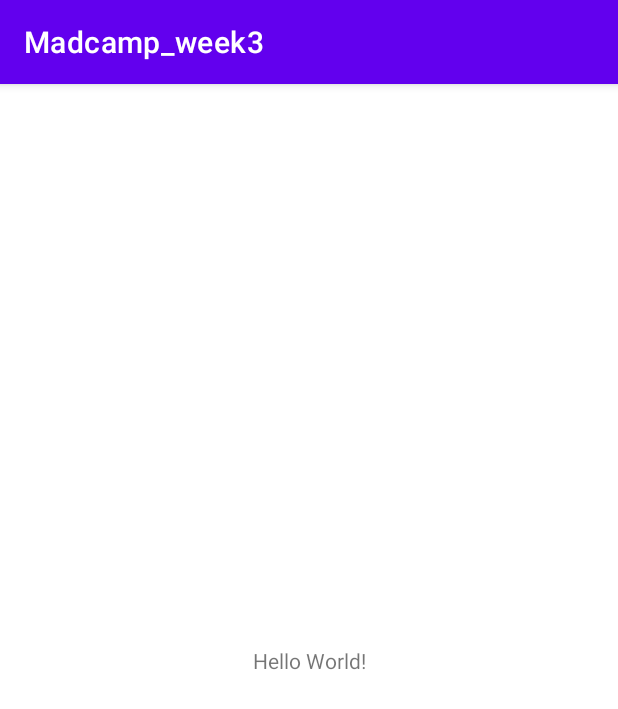
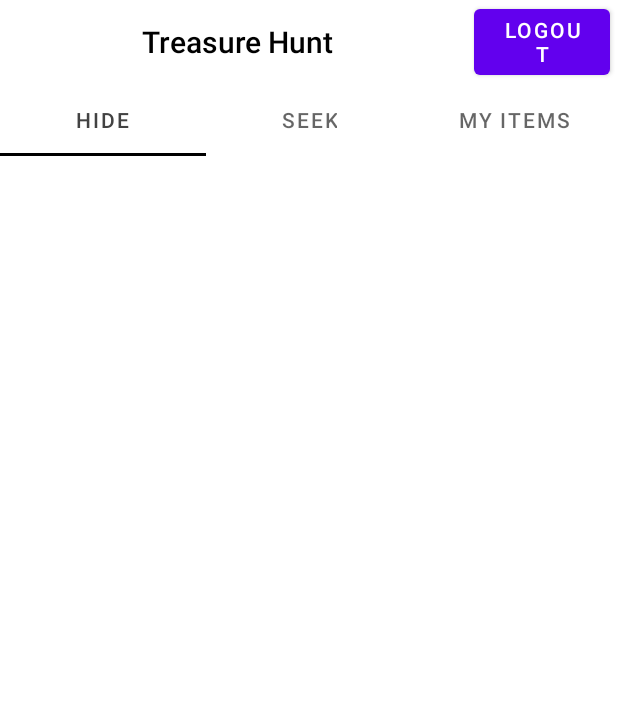
Before and after one commit to ghqls1237/Madcamp_week3, an Android app: the screen it shows after launch (MainActivity), on a phone screen of 412 x 824 dp. Shown: the top 709 px of the screen. Run offline under Robolectric (Android 15) with nearby library versions, the phone set to English and light mode, and no system bars.

Commit message:
gps complete

```diff
--- a/app/build.gradle
+++ b/app/build.gradle
@@ -33,6 +33,7 @@ dependencies {
     implementation 'androidx.appcompat:appcompat:1.2.0'
     implementation 'com.google.android.material:material:1.2.1'
     implementation 'androidx.constraintlayout:constraintlayout:2.0.4'
+    implementation 'androidx.legacy:legacy-support-v4:1.0.0'
     testImplementation 'junit:junit:4.+'
     androidTestImplementation 'androidx.test.ext:junit:1.1.2'
     androidTestImplementation 'androidx.test.espresso:espresso-core:3.3.0'
--- a/app/src/main/AndroidManifest.xml
+++ b/app/src/main/AndroidManifest.xml
@@ -1,6 +1,10 @@
 <?xml version="1.0" encoding="utf-8"?>
 <manifest xmlns:android="http://schemas.android.com/apk/res/android"
     package="com.example.madcamp_week3">
+
+    <uses-permission android:name="android.permission.INTERNET" />
+    <uses-permission android:name="android.permission.ACCESS_COARSE_LOCATION" />
+    <uses-permission android:name="android.permission.ACCESS_FINE_LOCATION" />
 
     <application
         android:allowBackup="true"
--- /dev/null
+++ b/app/src/main/java/com/example/madcamp_week3/Fragment1.java
@@ -0,0 +1,82 @@
+package com.example.madcamp_week3;
+
+import android.Manifest;
+import android.annotation.SuppressLint;
+import android.content.Context;
+import android.content.pm.PackageManager;
+import android.location.Location;
+import android.location.LocationListener;
+import android.location.LocationManager;
+import android.os.Bundle;
+
+import androidx.annotation.NonNull;
+import androidx.core.app.ActivityCompat;
+import androidx.fragment.app.Fragment;
+
+import android.view.LayoutInflater;
+import android.view.View;
+import android.view.ViewGroup;
+import android.widget.Toast;
+
+import static androidx.core.content.ContextCompat.getSystemService;
+
+/**
+ * A simple {@link Fragment} subclass.
+ * Use the {@link Fragment1#newInstance} factory method to
+ * create an instance of this fragment.
+ */
+public class Fragment1 extends Fragment {
+
+    // TODO: Rename parameter arguments, choose names that match
+    // the fragment initialization parameters, e.g. ARG_ITEM_NUMBER
+    private static final String ARG_PARAM1 = "param1";
+    private static final String ARG_PARAM2 = "param2";
+
+
+    // TODO: Rename and change types of parameters
+    private String mParam1;
+    private String mParam2;
+
+
+    public Fragment1() {
+        // Required empty public constructor
+    }
+
+    /**
+     * Use this factory method to create a new instance of
+     * this fragment using the provided parameters.
+     *
+     * @param param1 Parameter 1.
+     * @param param2 Parameter 2.
+     * @return A new instance of fragment Fragment1.
+     */
+    // TODO: Rename and change types and number of parameters
+    public static Fragment1 newInstance(String param1, String param2) {
+        Fragment1 fragment = new Fragment1();
+        Bundle args = new Bundle();
+        args.putString(ARG_PARAM1, param1);
+        args.putString(ARG_PARAM2, param2);
+        fragment.setArguments(args);
+        return fragment;
+    }
+
+    @Override
+    public void onCreate(Bundle savedInstanceState) {
+        super.onCreate(savedInstanceState);
+        if (getArguments() != null) {
+            mParam1 = getArguments().getString(ARG_PARAM1);
+            mParam2 = getArguments().getString(ARG_PARAM2);
+        }
+    }
+
+    @Override
+    public View onCreateView(LayoutInflater inflater, ViewGroup container,
+                             Bundle savedInstanceState) {
+        // Inflate the layout for this fragment
+
+        View view = inflater.inflate(R.layout.fragment_1, container, false);
+
+        return view;
+    }
+
+}
--- /dev/null
+++ b/app/src/main/java/com/example/madcamp_week3/Fragment2.java
@@ -0,0 +1,64 @@
+package com.example.madcamp_week3;
+
+import android.os.Bundle;
+
+import androidx.fragment.app.Fragment;
+
+import android.view.LayoutInflater;
+import android.view.View;
+import android.view.ViewGroup;
+
+/**
+ * A simple {@link Fragment} subclass.
+ * Use the {@link Fragment2#newInstance} factory method to
+ * create an instance of this fragment.
+ */
+public class Fragment2 extends Fragment {
+
+    // TODO: Rename parameter arguments, choose names that match
+    // the fragment initialization parameters, e.g. ARG_ITEM_NUMBER
+    private static final String ARG_PARAM1 = "param1";
+    private static final String ARG_PARAM2 = "param2";
+
+    // TODO: Rename and change types of parameters
+    private String mParam1;
+    private String mParam2;
+
+    public Fragment2() {
+        // Required empty public constructor
+    }
+
+    /**
+     * Use this factory method to create a new instance of
+     * this fragment using the provided parameters.
+     *
+     * @param param1 Parameter 1.
+     * @param param2 Parameter 2.
+     * @return A new instance of fragment Fragment2.
+     */
+    // TODO: Rename and change types and number of parameters
+    public static Fragment2 newInstance(String param1, String param2) {
+        Fragment2 fragment = new Fragment2();
+        Bundle args = new Bundle();
+        args.putString(ARG_PARAM1, param1);
+        args.putString(ARG_PARAM2, param2);
+        fragment.setArguments(args);
+        return fragment;
+    }
+
+    @Override
+    public void onCreate(Bundle savedInstanceState) {
+        super.onCreate(savedInstanceState);
+        if (getArguments() != null) {
+            mParam1 = getArguments().getString(ARG_PARAM1);
+            mParam2 = getArguments().getString(ARG_PARAM2);
+        }
+    }
+
+    @Override
+    public View onCreateView(LayoutInflater inflater, ViewGroup container,
+                             Bundle savedInstanceState) {
+        // Inflate the layout for this fragment
+        return inflater.inflate(R.layout.fragment_2, container, false);
+    }
+}
--- /dev/null
+++ b/app/src/main/java/com/example/madcamp_week3/Fragment3.java
@@ -0,0 +1,64 @@
+package com.example.madcamp_week3;
+
+import android.os.Bundle;
+
+import androidx.fragment.app.Fragment;
+
+import android.view.LayoutInflater;
+import android.view.View;
+import android.view.ViewGroup;
+
+/**
+ * A simple {@link Fragment} subclass.
+ * Use the {@link Fragment3#newInstance} factory method to
+ * create an instance of this fragment.
+ */
+public class Fragment3 extends Fragment {
+
+    // TODO: Rename parameter arguments, choose names that match
+    // the fragment initialization parameters, e.g. ARG_ITEM_NUMBER
+    private static final String ARG_PARAM1 = "param1";
+    private static final String ARG_PARAM2 = "param2";
+
+    // TODO: Rename and change types of parameters
+    private String mParam1;
+    private String mParam2;
+
+    public Fragment3() {
+        // Required empty public constructor
+    }
+
+    /**
+     * Use this factory method to create a new instance of
+     * this fragment using the provided parameters.
+     *
+     * @param param1 Parameter 1.
+     * @param param2 Parameter 2.
+     * @return A new instance of fragment Fragment3.
+     */
+    // TODO: Rename and change types and number of parameters
+    public static Fragment3 newInstance(String param1, String param2) {
+        Fragment3 fragment = new Fragment3();
+        Bundle args = new Bundle();
+        args.putString(ARG_PARAM1, param1);
+        args.putString(ARG_PARAM2, param2);
+        fragment.setArguments(args);
+        return fragment;
+    }
+
+    @Override
+    public void onCreate(Bundle savedInstanceState) {
+        super.onCreate(savedInstanceState);
+        if (getArguments() != null) {
+            mParam1 = getArguments().getString(ARG_PARAM1);
+            mParam2 = getArguments().getString(ARG_PARAM2);
+        }
+    }
+
+    @Override
+    public View onCreateView(LayoutInflater inflater, ViewGroup container,
+                             Bundle savedInstanceState) {
+        // Inflate the layout for this fragment
+        return inflater.inflate(R.layout.fragment_3, container, false);
+    }
+}
--- a/app/src/main/java/com/example/madcamp_week3/MainActivity.java
+++ b/app/src/main/java/com/example/madcamp_week3/MainActivity.java
@@ -1,14 +1,100 @@
 package com.example.madcamp_week3;
 
+import androidx.annotation.NonNull;
 import androidx.appcompat.app.AppCompatActivity;
+import androidx.core.app.ActivityCompat;
+import androidx.viewpager.widget.ViewPager;
 
+import android.Manifest;
+import android.content.Context;
+import android.content.Intent;
+import android.content.pm.PackageManager;
+import android.location.Location;
+import android.location.LocationListener;
+import android.location.LocationManager;
 import android.os.Bundle;
+import android.util.Log;
+import android.view.View;
+import android.widget.Button;
+import android.widget.Toast;
+
+import com.google.android.material.tabs.TabLayout;
+
+import org.json.JSONException;
+import org.w3c.dom.Text;
 
 public class MainActivity extends AppCompatActivity {
 
+    public double latitude = 0.0;
+    public double longitude = 0.0;
+    LocationManager manager;
     @Override
     protected void onCreate(Bundle savedInstanceState) {
         super.onCreate(savedInstanceState);
         setContentView(R.layout.activity_main);
+
+
+        ViewPager vp = findViewById(R.id.viewpager);
+        VPAdapter adapter = null;
+        try {
+            adapter = new VPAdapter(getSupportFragmentManager());
+        } catch (JSONException e) {
+            e.printStackTrace();
+        }
+        vp.setAdapter(adapter);
+
+        //tab과 viewpager 연동시키는 과정
+        TabLayout tab=findViewById(R.id.tab);
+        tab.setupWithViewPager(vp);
+
+        startLocationService();
+
     }
+
+    private void startLocationService(){
+        manager = (LocationManager) this.getSystemService(Context.LOCATION_SERVICE);
+
+        long minTime = 10; // 갱신에 필요한 최소 시간 은 1초
+        float minDistance = 0; // 위치 갱신이 필요한 최소 거리 m
+
+
+        boolean isGPSEnabled = manager.isProviderEnabled(LocationManager.GPS_PROVIDER);
+        boolean isNetworkEnabled = manager.isProviderEnabled(LocationManager.NETWORK_PROVIDER);
+
+        System.out.println("isGPSenabled : "+ isGPSEnabled);
+        System.out.println("isNetwordenabled : "+ isNetworkEnabled);
+
+        if (ActivityCompat.checkSelfPermission(this, Manifest.permission.ACCESS_FINE_LOCATION) != PackageManager.PERMISSION_GRANTED && ActivityCompat.checkSelfPermission(this, Manifest.permission.ACCESS_COARSE_LOCATION) != PackageManager.PERMISSION_GRANTED){
+            Toast.makeText(this, "Don't have permission", Toast.LENGTH_LONG).show();
+            return;
+        }
+
+
+        manager.requestLocationUpdates(LocationManager.GPS_PROVIDER,minTime,minDistance,mLocationListener);
+        manager.requestLocationUpdates(LocationManager.NETWORK_PROVIDER,minTime,minDistance, mLocationListener);
+    }
+
+    private void stopLocationService(){ //gps 업뎃 중단하기
+        if (ActivityCompat.checkSelfPermission(this, Manifest.permission.ACCESS_FINE_LOCATION) != PackageManager.PERMISSION_GRANTED && ActivityCompat.checkSelfPermission(this, Manifest.permission.ACCESS_COARSE_LOCATION) != PackageManager.PERMISSION_GRANTED){
+            Toast.makeText(this, "Don't have permission", Toast.LENGTH_LONG).show();
+
+            return;
+        }
+        manager.removeUpdates(mLocationListener);
+    }
+
+    private final LocationListener mLocationListener = new LocationListener() {
+        @Override
+        public void onLocationChanged(@NonNull Location location) {
+            latitude = location.getLatitude();
+            longitude = location.getLongitude();
+
+            System.out.println("latitude :" + latitude);
+            System.out.println("longitude :" + longitude);
+
+
+            //stopLocationService();
+        }
+
+    };
 }
--- /dev/null
+++ b/app/src/main/java/com/example/madcamp_week3/VPAdapter.java
@@ -0,0 +1,49 @@
+package com.example.madcamp_week3;
+
+import androidx.annotation.Nullable;
+import androidx.fragment.app.Fragment;
+import androidx.fragment.app.FragmentManager;
+
+
+import androidx.annotation.Nullable;
+import androidx.collection.ArraySet;
+import androidx.fragment.app.Fragment;
+import androidx.fragment.app.FragmentManager;
+import androidx.fragment.app.FragmentPagerAdapter;
+
+import org.json.JSONException;
+
+import java.util.ArrayList;
+
+public class VPAdapter extends FragmentPagerAdapter {
+    private ArrayList<Fragment> items;
+    private ArrayList<String> itext = new ArrayList<String>();
+
+    public VPAdapter(FragmentManager fm) throws JSONException {
+        super(fm);
+        items = new ArrayList<Fragment>();
+        items.add(new Fragment1());
+        items.add(new Fragment2());
+        items.add(new Fragment3());
+
+        itext.add("HIDE");
+        itext.add("SEEK");
+        itext.add("MY Items");
+    }
+
+    @Nullable
+    @Override
+    public CharSequence getPageTitle(int position) {
+        return itext.get(position);
+    }
+
+    @Override
+    public Fragment getItem(int position) {
+        return items.get(position);
+    }
+
+    @Override
+    public int getCount() {
+        return items.size();
+    }
+}
--- a/app/src/main/res/layout/activity_main.xml
+++ b/app/src/main/res/layout/activity_main.xml
@@ -1,18 +1,74 @@
 <?xml version="1.0" encoding="utf-8"?>
-<androidx.constraintlayout.widget.ConstraintLayout xmlns:android="http://schemas.android.com/apk/res/android"
-    xmlns:app="http://schemas.android.com/apk/res-auto"
+<LinearLayout xmlns:android="http://schemas.android.com/apk/res/android"
     xmlns:tools="http://schemas.android.com/tools"
     android:layout_width="match_parent"
     android:layout_height="match_parent"
-    tools:context=".MainActivity">
+    xmlns:app="http://schemas.android.com/apk/res-auto"
+    android:orientation="vertical">
 
-    <TextView
-        android:layout_width="wrap_content"
+    <LinearLayout
+        android:id="@+id/title"
+        android:layout_width="match_parent"
         android:layout_height="wrap_content"
-        android:text="Hello World!"
-        app:layout_constraintBottom_toBottomOf="parent"
-        app:layout_constraintLeft_toLeftOf="parent"
-        app:layout_constraintRight_toRightOf="parent"
-        app:layout_constraintTop_toTopOf="parent" />
+        app:layout_constraintEnd_toEndOf="parent"
+        app:layout_constraintStart_toStartOf="parent"
+        android:orientation="horizontal"
+        tools:ignore="MissingConstraints">
+        <TextView
+            android:layout_width="0dp"
+            android:layout_weight="3.5"
+            android:layout_height="wrap_content"
+            android:gravity="center"
+            android:minHeight="?actionBarSize"
+            android:text="Treasure Hunt"
+            android:textAppearance="@style/TextAppearance.Widget.AppCompat.Toolbar.Title"
+            android:textColor="@color/black"
+            app:layout_constraintEnd_toEndOf="parent"
+            app:layout_constraintHorizontal_bias="0.0"
+            app:layout_constraintStart_toStartOf="parent"
+            app:layout_constraintTop_toTopOf="parent" />
+        <Button
+            android:id="@+id/logout_btn"
+            android:layout_width="0dp"
+            android:layout_weight="1"
+            android:layout_height="match_parent"
+            android:layout_marginRight="5dp"
+            android:text="logout"/>
 
-</androidx.constraintlayout.widget.ConstraintLayout>
+    </LinearLayout>
+
+    <com.google.android.material.tabs.TabLayout
+        android:id="@+id/tab"
+        android:layout_width="match_parent"
+        android:layout_height="wrap_content"
+        app:tabIndicatorColor = "@android:color/black"
+        app:tabSelectedTextColor = "@color/cardview_dark_background"
+        tools:ignore="MissingConstraints">
+
+        <com.google.android.material.tabs.TabItem
+            android:id="@+id/tab_Item1"
+            android:layout_width="wrap_content"
+            android:layout_height="wrap_content"
+            android:text="Address"/>
+
+
+        <com.google.android.material.tabs.TabItem
+            android:id="@+id/tab_Item2"
+            android:layout_width="wrap_content"
+            android:layout_height="wrap_content"
+            android:text="Gallery" />
+
+        <com.google.android.material.tabs.TabItem
+            android:id="@+id/tab_Item3"
+            android:layout_width="wrap_content"
+            android:layout_height="wrap_content"
+            android:text="Setting" />
+
+    </com.google.android.material.tabs.TabLayout>
+
+    <androidx.viewpager.widget.ViewPager
+        android:id="@+id/viewpager"
+        android:layout_width="match_parent"
+        android:layout_height="match_parent" />
+
+</LinearLayout>
--- /dev/null
+++ b/app/src/main/res/layout/fragment_1.xml
@@ -0,0 +1,14 @@
+<?xml version="1.0" encoding="utf-8"?>
+<FrameLayout xmlns:android="http://schemas.android.com/apk/res/android"
+    xmlns:tools="http://schemas.android.com/tools"
+    android:layout_width="match_parent"
+    android:layout_height="match_parent"
+    tools:context=".Fragment1">
+
+    <!-- TODO: Update blank fragment layout -->
+    <TextView
+        android:layout_width="match_parent"
+        android:layout_height="match_parent"
+        android:gravity="center" />
+
+</FrameLayout>
--- a/app/src/main/res/values/strings.xml
+++ b/app/src/main/res/values/strings.xml
@@ -1,3 +1,5 @@
 <resources>
-    <string name="app_name">Madcamp_week3</string>
+    <string name="app_name">Treasure Hunt</string>
+    <!-- TODO: Remove or change this placeholder text -->
+    <string name="hello_blank_fragment">Hello blank fragment</string>
 </resources>
--- a/app/src/main/res/values/themes.xml
+++ b/app/src/main/res/values/themes.xml
@@ -1,6 +1,6 @@
 <resources xmlns:tools="http://schemas.android.com/tools">
     <!-- Base application theme. -->
-    <style name="Theme.Madcamp_week3" parent="Theme.MaterialComponents.DayNight.DarkActionBar">
+    <style name="Theme.Madcamp_week3" parent="Theme.MaterialComponents.DayNight.NoActionBar">
         <!-- Primary brand color. -->
         <item name="colorPrimary">@color/purple_500</item>
         <item name="colorPrimaryVariant">@color/purple_700</item>
```
Also changed, not shown: app/src/main/res/layout/fragment_2.xml (added, +10 -0 lines), app/src/main/res/layout/fragment_3.xml (added, +11 -0 lines).
